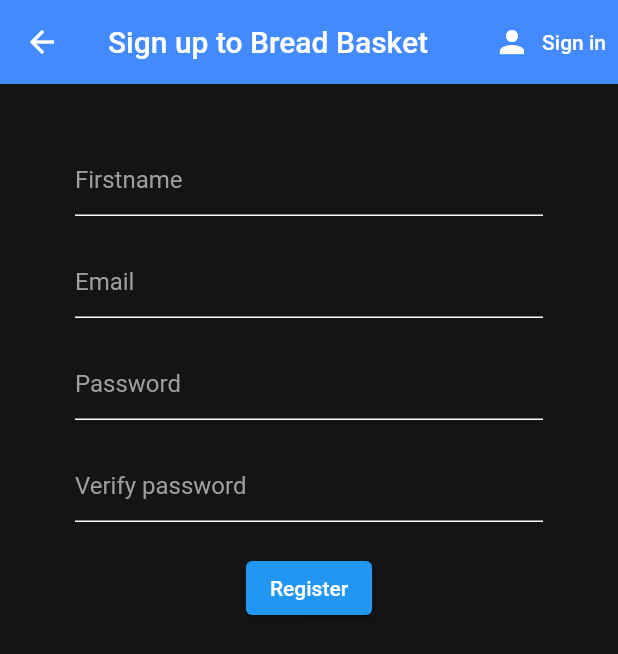
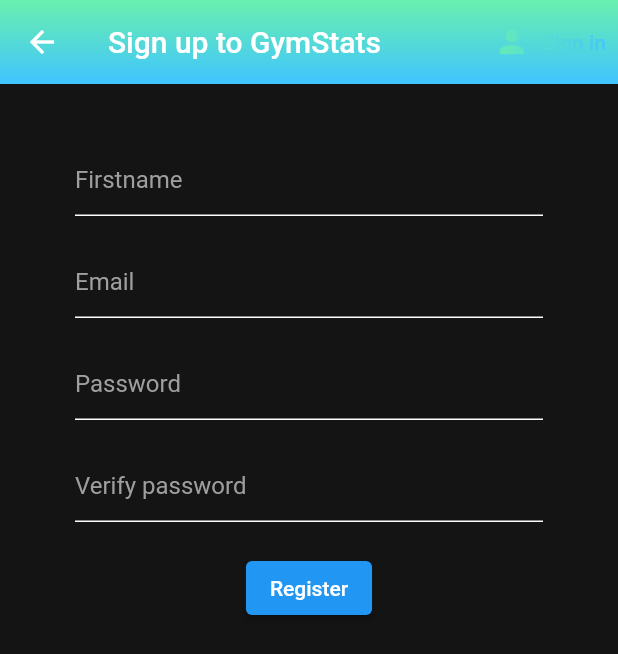
Before and after one commit to jacksondearing96/bread_basket, a Flutter app: the Register screen opened directly with empty values, on a phone screen of 412 x 824 dp. Shown: the top 654 px of the screen. Run offline on Flutter 3.47's test engine with Material 2 defaults, Android fonts, the phone set to English and light mode, and no system bars; our stand-ins replace cloud_firestore, email_validator, firebase_auth, firebase_core, fl_chart, flutter_spinkit; accounts and stored records are empty.

```diff
--- a/lib/main.dart
+++ b/lib/main.dart
@@ -38,14 +38,14 @@ class MyApp extends StatelessWidget {
                   final user = Provider.of<User?>(context);
                   return StreamProvider<List<PerformedWorkout>?>.value(
                     initialData: [],
-                    value: DatabaseService(userId: user!.userId).pastWorkouts,
+                    value: DatabaseService(userId: user == null ? null : user.userId).pastWorkouts,
                     child: MaterialApp(
                       theme: ThemeData(
                         textTheme: TextTheme(
                         ),
                       ),
                       home: Wrapper(),
-                    ),
+                     ),
                   );
                 }),
               ),
--- a/lib/screens/authenticate/register.dart
+++ b/lib/screens/authenticate/register.dart
@@ -1,6 +1,7 @@
 import 'package:bread_basket/services/auth.dart';
 import 'package:bread_basket/shared/constants.dart';
 import 'package:bread_basket/shared/loading.dart';
+import 'package:bread_basket/shared/radiantGradientMask.dart';
 import 'package:flutter/material.dart';
 import 'package:email_validator/email_validator.dart';
 
@@ -30,19 +31,19 @@ class _RegisterState extends State<Register> {
         ? Loading()
         : Scaffold(
             backgroundColor: Constants.backgroundColor,
-            appBar: AppBar(
-              backgroundColor: Constants.accentColor,
-              elevation: 0.0,
-              title: Text('Sign up to Bread Basket'),
+            appBar: Constants.gradientAppBar(
+              title: Text('Sign up to GymStats'),
               actions: [
-                TextButton.icon(
-                  icon: Icon(Icons.person),
+                RadiantGradientMask(
+                  child: TextButton.icon(
+                    icon: Icon(Icons.person, color: Colors.white),
                     label: Text('Sign in'),
                     onPressed: () {
                       widget.toggleView();
                     },
                     style: TextButton.styleFrom(
                       primary: Constants.textColor,
+                    ),
                   ),
                 ),
               ],
--- a/lib/screens/home/home.dart
+++ b/lib/screens/home/home.dart
@@ -52,7 +52,7 @@ class Home extends StatelessWidget {
     return Scaffold(
       backgroundColor: Constants.backgroundColor,
       appBar: Constants.gradientAppBar(
-        title: Text('Bread Basket'),
+        title: Text('GymStats'),
         actions: <Widget>[
           TextButton.icon(
             icon: Icon(Icons.logout, color: Constants.textColor),
```
Also changed, not shown: lib/screens/authenticate/signIn.dart (+26 -18 lines), pubspec.yaml (+7 -1 lines), pubspec.lock, resources/icons/launcher_icon.png (added), 4 other files. Lines whose indentation alone changed are shown as unchanged.
